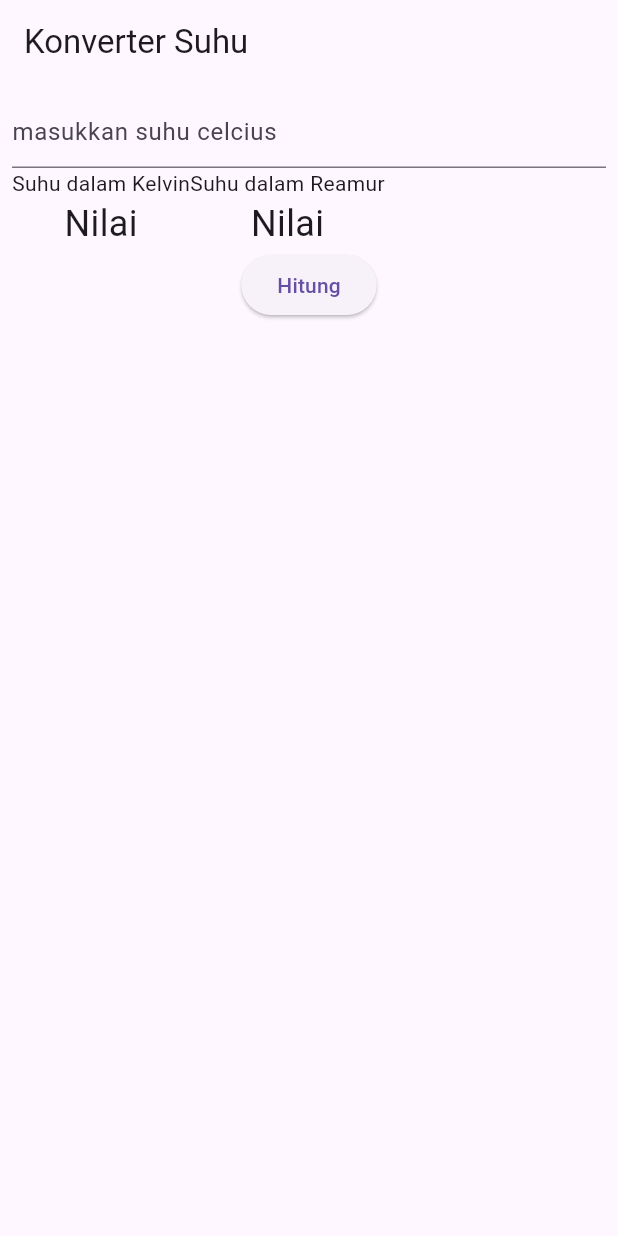
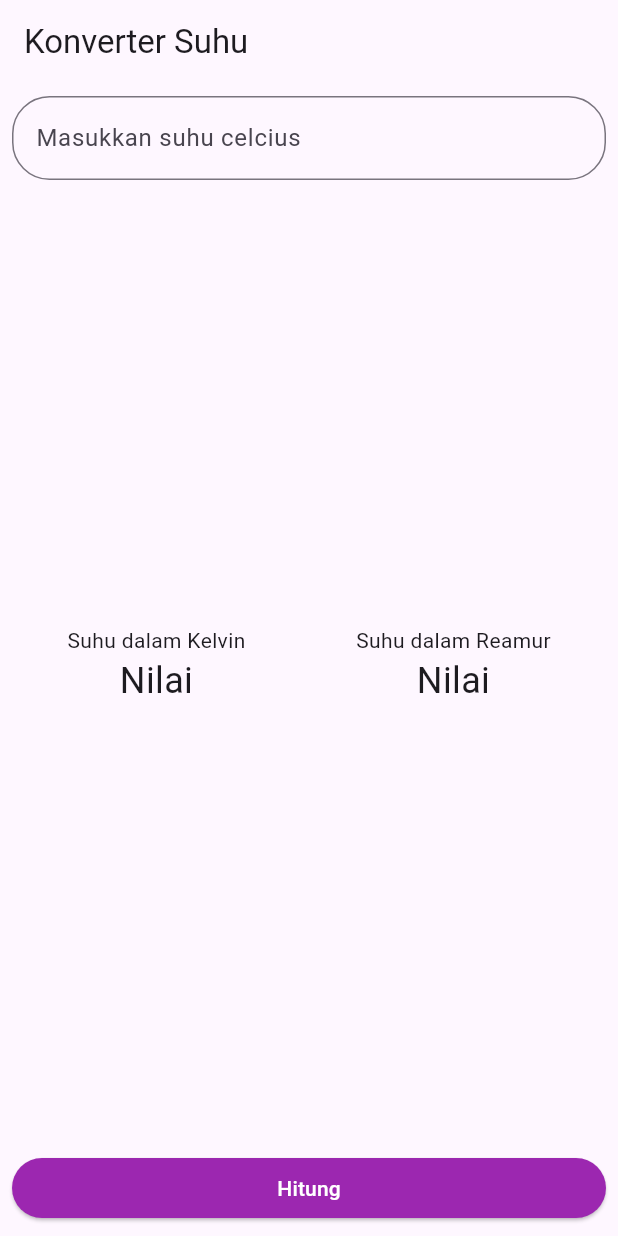
Before and after one commit to tarnishedrey/Temperature-converter, a Flutter app: the screen it shows after launch, on a phone screen of 412 x 824 dp. Run offline on Flutter 3.47's test engine with Material 3 defaults, Android fonts, the phone set to English and light mode, and no system bars.

Commit message:
Added some line

```diff
--- a/lib/main.dart
+++ b/lib/main.dart
@@ -25,14 +25,19 @@ class MyApp extends StatelessWidget {
           body: Container(
             margin: EdgeInsets.all(8),
             child: Column(
+              mainAxisAlignment: MainAxisAlignment.spaceBetween,
               children: [
                 TextFormField(
-                  decoration:
-                      InputDecoration(hintText: "masukkan suhu celcius"),
+                  decoration: InputDecoration(
+                      hintText: "Masukkan suhu celcius",
+                      border: OutlineInputBorder(
+                          borderSide: BorderSide(),
+                          borderRadius: BorderRadius.circular(25))),
                   keyboardType: TextInputType.number,
                   inputFormatters: [FilteringTextInputFormatter.digitsOnly],
                 ),
                 Row(
+                  mainAxisAlignment: MainAxisAlignment.spaceAround,
                   children: [
                     Column(
                       children: [
@@ -54,7 +59,14 @@ class MyApp extends StatelessWidget {
                     )
                   ],
                 ),
-                ElevatedButton(onPressed: () {}, child: Text("Hitung"))
+                ElevatedButton(
+                  onPressed: () {},
+                  child: Text("Hitung"),
+                  style: ElevatedButton.styleFrom(
+                      minimumSize: Size.fromHeight(40),
+                      backgroundColor: Colors.purple,
+                      foregroundColor: Colors.white),
+                ),
               ],
             ),
           ),
```
